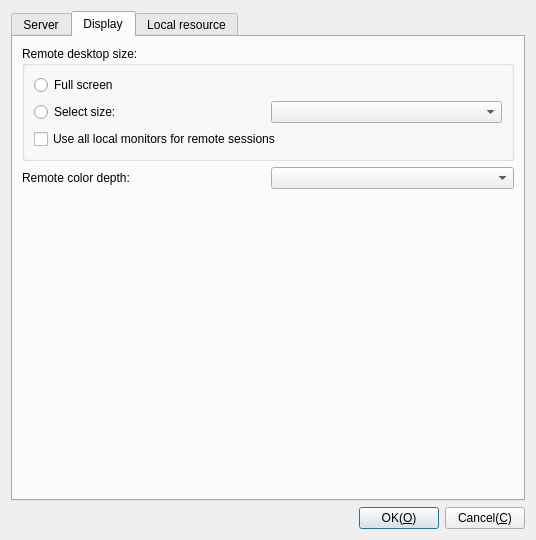
Before: the Qt Designer form Plugins/FreeRDP/Client/DlgSetFreeRDP.ui in KangLin/RabbitRemoteControl, drawn with Qt 5.
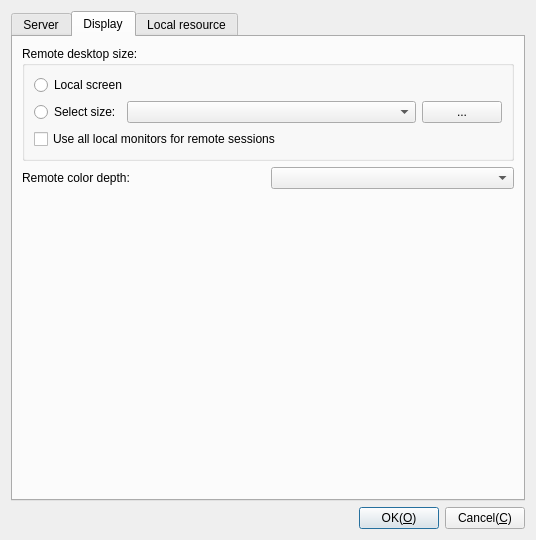
After: the same form once the commit is applied. The open tabs and pages were chosen to show the change. Icons and pictures are not drawn.

Commit message: FreeRDP: add edit screen resolution

```diff
--- a/Plugins/FreeRDP/Client/DlgSetFreeRDP.ui
+++ b/Plugins/FreeRDP/Client/DlgSetFreeRDP.ui
@@ -285,7 +285,7 @@
             <item>
              <widget class="QRadioButton" name="rbFullScreen">
               <property name="text">
-               <string>Full screen</string>
+               <string>Local screen</string>
               </property>
              </widget>
             </item>
@@ -301,7 +301,30 @@
              </widget>
             </item>
             <item>
-             <widget class="QComboBox" name="cbDesktopSize"/>
+             <widget class="QComboBox" name="cbDesktopSize">
+              <property name="sizePolicy">
+               <sizepolicy hsizetype="Expanding" vsizetype="Fixed">
+                <horstretch>0</horstretch>
+                <verstretch>0</verstretch>
+               </sizepolicy>
+              </property>
+              <property name="editable">
+               <bool>false</bool>
+              </property>
+             </widget>
+            </item>
+            <item>
+             <widget class="QPushButton" name="pbSizeEdit">
+              <property name="sizePolicy">
+               <sizepolicy hsizetype="Minimum" vsizetype="Fixed">
+                <horstretch>0</horstretch>
+                <verstretch>0</verstretch>
+               </sizepolicy>
+              </property>
+              <property name="text">
+               <string>...</string>
+              </property>
+             </widget>
             </item>
            </layout>
           </item>
```
Left out of the diff: 4 changed lines with no effect on the pictures. The commit also changes 44 other files.
